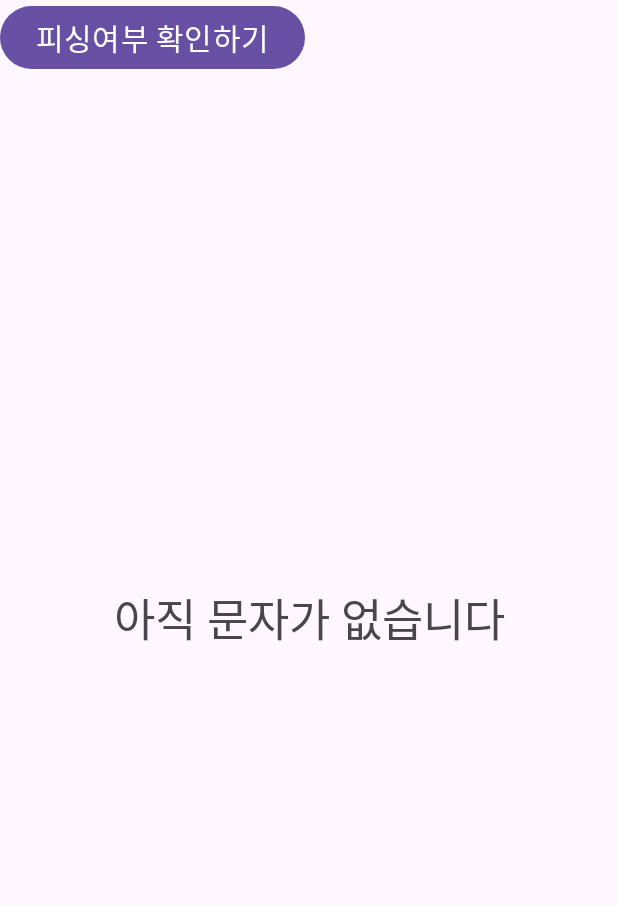
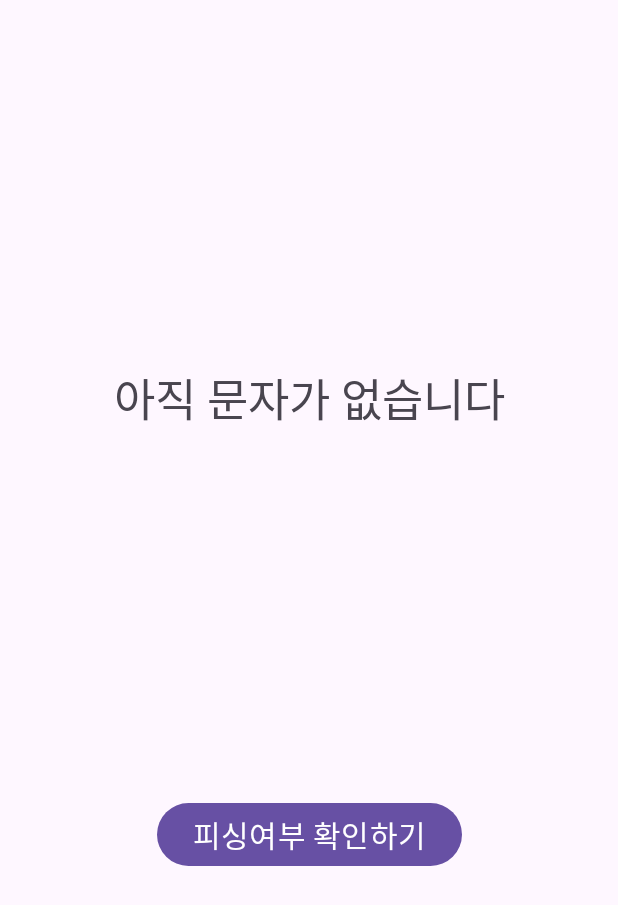
Before and after one commit to Cl-PaaS/FrontEnd, an Android app: the screen it shows after launch (MainActivity), on a phone screen of 412 x 824 dp. Shown: the top 905 px of the screen. Run offline under Robolectric (Android 15) with nearby library versions, the phone set to English and light mode, and no system bars; libraries missing offline, so code that uses them is left out: com.google.firebase.installations; 1 statement that could not run was skipped.

Commit message:
Update UI

```diff
--- a/app/src/main/res/layout/activity_main.xml
+++ b/app/src/main/res/layout/activity_main.xml
@@ -13,7 +13,7 @@
         android:layout_height="wrap_content"
         android:text="아직 문자가 없습니다"
         android:textSize="30sp"
-        app:layout_constraintBottom_toBottomOf="parent"
+        app:layout_constraintBottom_toTopOf="@+id/sendDataButton"
         app:layout_constraintEnd_toEndOf="parent"
         app:layout_constraintStart_toStartOf="parent"
         app:layout_constraintTop_toTopOf="parent" />
@@ -22,11 +22,10 @@
         android:id="@+id/sendDataButton"
         android:layout_width="wrap_content"
         android:layout_height="wrap_content"
-        android:layout_centerInParent="true"
         android:text="피싱여부 확인하기"
         android:textSize="20sp"
-        tools:ignore="MissingConstraints"
-        tools:layout_editor_absoluteX="103dp"
-        tools:layout_editor_absoluteY="580dp" />
-
+        app:layout_constraintTop_toBottomOf="@+id/textView"
+        app:layout_constraintStart_toStartOf="parent"
+        app:layout_constraintEnd_toEndOf="parent"
+        app:layout_constraintBottom_toBottomOf="parent" />
 </androidx.constraintlayout.widget.ConstraintLayout>
```
